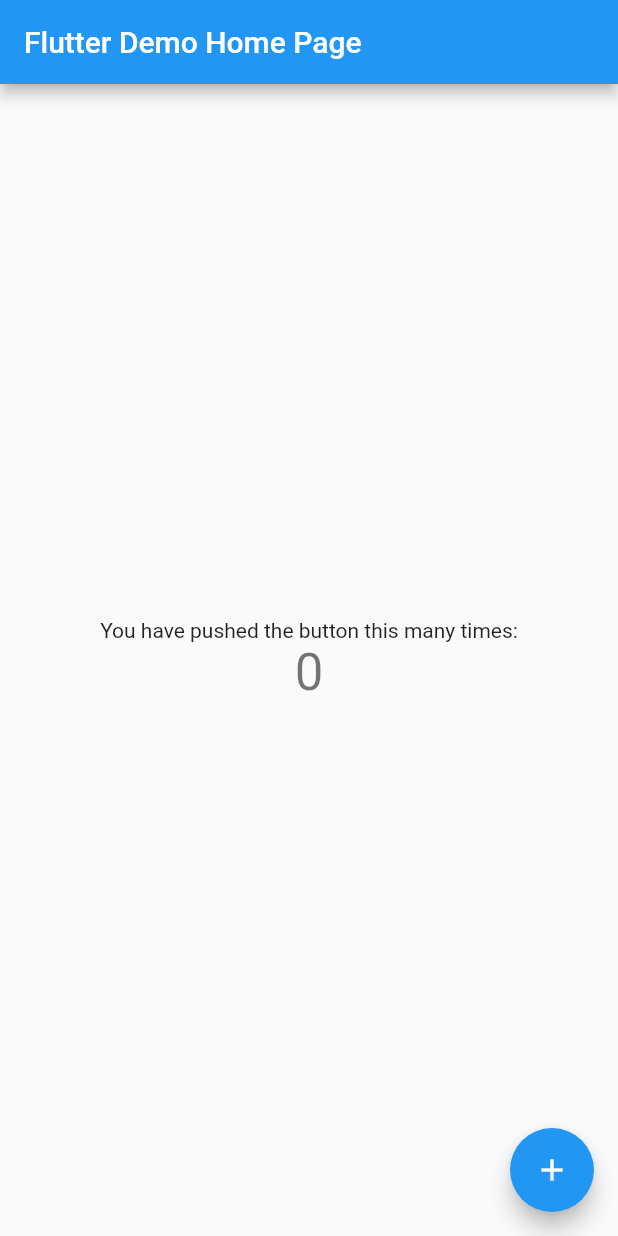
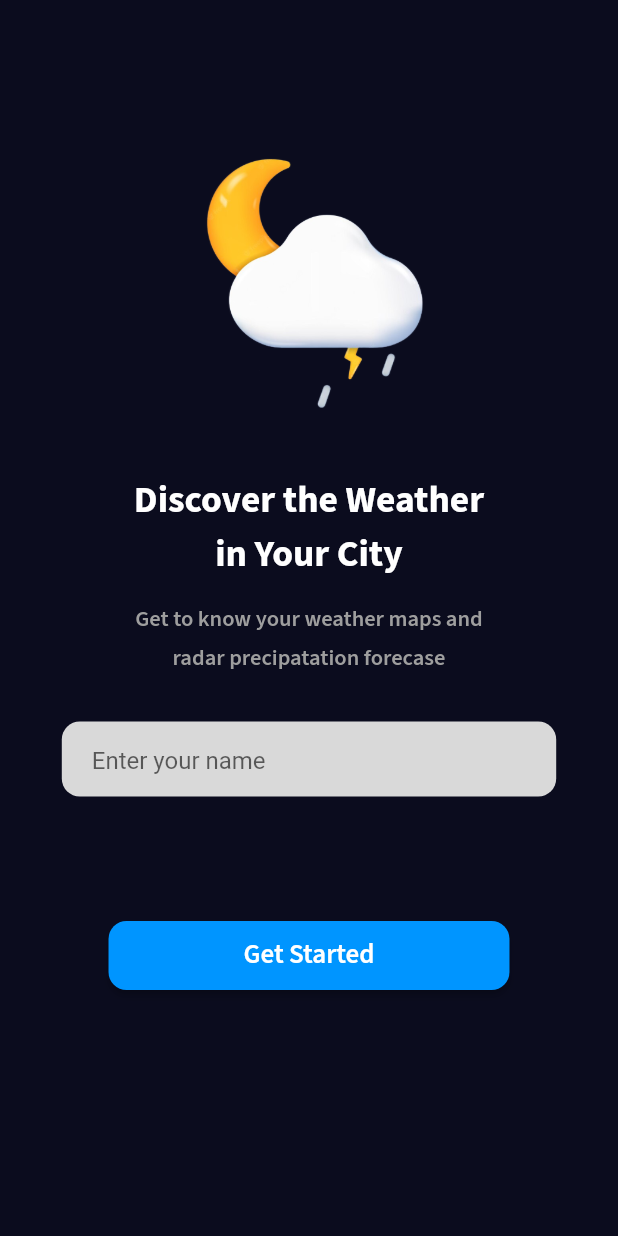
Before and after one commit to AthithyanKannan/WeatherApp, a Flutter app: the screen it shows after launch, on a phone screen of 412 x 824 dp. Run offline on Flutter 3.47's test engine with Material 2 defaults, Android fonts, the phone set to English and light mode, and no system bars; our stand-ins replace google_fonts.

Commit message:
ui initial

```diff
--- /dev/null
+++ b/lib/colors.dart
@@ -0,0 +1,3 @@
+import 'package:flutter/material.dart';
+
+Color backgroundColor =  const Color.fromRGBO(11, 12, 30, 1.0);
--- a/lib/main.dart
+++ b/lib/main.dart
@@ -1,115 +1,21 @@
 import 'package:flutter/material.dart';
+import 'package:weather_app/welcome_screen.dart';
 
-void main() {
+void main(List<String> args) {
   runApp(const MyApp());
 }
-
-class MyApp extends StatelessWidget {
+class MyApp extends StatefulWidget {
   const MyApp({super.key});
 
-  // This widget is the root of your application.
+  @override
+  State<MyApp> createState() => _MyAppState();
+}
+
+class _MyAppState extends State<MyApp> {
   @override
   Widget build(BuildContext context) {
-    return MaterialApp(
-      title: 'Flutter Demo',
-      theme: ThemeData(
-        // This is the theme of your application.
-        //
-        // Try running your application with "flutter run". You'll see the
-        // application has a blue toolbar. Then, without quitting the app, try
-        // changing the primarySwatch below to Colors.green and then invoke
-        // "hot reload" (press "r" in the console where you ran "flutter run",
-        // or simply save your changes to "hot reload" in a Flutter IDE).
-        // Notice that the counter didn't reset back to zero; the application
-        // is not restarted.
-        primarySwatch: Colors.blue,
-      ),
-      home: const MyHomePage(title: 'Flutter Demo Home Page'),
-    );
+    return const MaterialApp(
+      debugShowCheckedModeBanner: false,
+      home: WelcomeScreen());
   }
 }
-
-class MyHomePage extends StatefulWidget {
-  const MyHomePage({super.key, required this.title});
-
-  // This widget is the home page of your application. It is stateful, meaning
-  // that it has a State object (defined below) that contains fields that affect
-  // how it looks.
-
-  // This class is the configuration for the state. It holds the values (in this
-  // case the title) provided by the parent (in this case the App widget) and
-  // used by the build method of the State. Fields in a Widget subclass are
-  // always marked "final".
-
-  final String title;
-
-  @override
-  State<MyHomePage> createState() => _MyHomePageState();
-}
-
-class _MyHomePageState extends State<MyHomePage> {
-  int _counter = 0;
-
-  void _incrementCounter() {
-    setState(() {
-      // This call to setState tells the Flutter framework that something has
-      // changed in this State, which causes it to rerun the build method below
-      // so that the display can reflect the updated values. If we changed
-      // _counter without calling setState(), then the build method would not be
-      // called again, and so nothing would appear to happen.
-      _counter++;
-    });
-  }
-
-  @override
-  Widget build(BuildContext context) {
-    // This method is rerun every time setState is called, for instance as done
-    // by the _incrementCounter method above.
-    //
-    // The Flutter framework has been optimized to make rerunning build methods
-    // fast, so that you can just rebuild anything that needs updating rather
-    // than having to individually change instances of widgets.
-    return Scaffold(
-      appBar: AppBar(
-        // Here we take the value from the MyHomePage object that was created by
-        // the App.build method, and use it to set our appbar title.
-        title: Text(widget.title),
-      ),
-      body: Center(
-        // Center is a layout widget. It takes a single child and positions it
-        // in the middle of the parent.
-        child: Column(
-          // Column is also a layout widget. It takes a list of children and
-          // arranges them vertically. By default, it sizes itself to fit its
-          // children horizontally, and tries to be as tall as its parent.
-          //
-          // Invoke "debug painting" (press "p" in the console, choose the
-          // "Toggle Debug Paint" action from the Flutter Inspector in Android
-          // Studio, or the "Toggle Debug Paint" command in Visual Studio Code)
-          // to see the wireframe for each widget.
-          //
-          // Column has various properties to control how it sizes itself and
-          // how it positions its children. Here we use mainAxisAlignment to
-          // center the children vertically; the main axis here is the vertical
-          // axis because Columns are vertical (the cross axis would be
-          // horizontal).
-          mainAxisAlignment: MainAxisAlignment.center,
-          children: <Widget>[
-            const Text(
-              'You have pushed the button this many times:',
-            ),
-            Text(
-              '$_counter',
-              style: Theme.of(context).textTheme.headlineMedium,
-            ),
-          ],
-        ),
-      ),
-      floatingActionButton: FloatingActionButton(
-        onPressed: _incrementCounter,
-        tooltip: 'Increment',
-        child: const Icon(Icons.add),
-      ), // This trailing comma makes auto-formatting nicer for build methods.
-    );
-  }
-}
--- /dev/null
+++ b/lib/welcome_screen.dart
@@ -0,0 +1,139 @@
+import 'package:flutter/material.dart';
+import 'package:google_fonts/google_fonts.dart';
+import 'package:weather_app/report.dart';
+import 'colors.dart';
+
+class WelcomeScreen extends StatefulWidget {
+  const WelcomeScreen({super.key});
+
+  @override
+  State<WelcomeScreen> createState() => _WelcomeScreenState();
+}
+
+class _WelcomeScreenState extends State<WelcomeScreen> {
+  TextEditingController namecontroller = TextEditingController();
+  @override
+  Widget build(BuildContext context) {
+    return Scaffold(
+      backgroundColor: backgroundColor,
+      body: SingleChildScrollView(
+        child: Column(
+          mainAxisAlignment: MainAxisAlignment.start,
+          children: [
+            const SizedBox(
+              height: 90,
+            ),
+            const Center(
+              child: Image(
+                height: 200,
+                width: 200,
+                image: AssetImage(
+                  'assets/welcomeicon.png',
+                ),
+              ),
+            ),
+            const SizedBox(
+              height: 25.0,
+            ),
+             Text(
+              "Discover the Weather",
+              style: GoogleFonts.sourceSansPro(
+                  color: Colors.white,
+                  fontSize: 25.0,
+                  fontWeight: FontWeight.bold),
+            ),
+             Text(
+              "in Your City",
+              style: GoogleFonts.sourceSansPro(
+                  color: Colors.white,
+                  fontSize: 25.0,
+                  fontWeight: FontWeight.bold),
+            ),
+            const SizedBox(
+              height: 15.0,
+            ),
+             Text(
+              "Get to know your weather maps and",
+              style: GoogleFonts.sourceSansPro(
+                  color: Colors.grey,
+                  fontSize: 15.0,
+                  fontWeight: FontWeight.w600),
+            ),
+            const SizedBox(
+              height: 5.0,
+            ),
+             Text(
+              "radar precipatation forecase",
+              style: GoogleFonts.sourceSansPro(
+                  color: Colors.grey,
+                  fontSize: 15.0,
+                  fontWeight: FontWeight.w600),
+            ),
+            const SizedBox(
+              height: 20,
+            ),
+            textBox('Enter your name', namecontroller, TextInputType.name),
+            const SizedBox(
+              height: 70,
+            ),
+            ElevatedButton(
+              onPressed: () {
+                if (namecontroller.text.trim().isEmpty) {
+                  ScaffoldMessenger.of(context).showSnackBar(SnackBar(
+                    content: Text(
+                      'Name Field Required',
+                      style: GoogleFonts.sourceSansPro(
+                        fontWeight: FontWeight.w400,
+                      ),
+                    ),
+                    behavior: SnackBarBehavior.floating,
+                  ));
+                } else {
+                  Navigator.pushAndRemoveUntil(
+                      context,
+                      MaterialPageRoute(
+                        builder: (context) =>
+                            Report(name: namecontroller.text.trim()),
+                      ),
+                      (route) => false);
+                }
+              },
+              style: ElevatedButton.styleFrom(
+                  backgroundColor: const Color.fromRGBO(0, 149, 255, 1.0),
+                  padding: const EdgeInsets.symmetric(
+                      vertical: 10.0, horizontal: 90.0),
+                  shape: RoundedRectangleBorder(
+                      borderRadius: BorderRadius.circular(12.0)),
+                  textStyle: GoogleFonts.sourceSansPro(
+                    fontWeight: FontWeight.w600,
+                    fontSize: 18,
+                  )),
+              child: const Text('Get Started'),
+            )
+          ],
+        ),
+      ),
+    );
+  }
+
+  Widget textBox(
+      String hint, TextEditingController controller, TextInputType type) {
+    Size size = MediaQuery.of(context).size;
+    return Container(
+      padding: const EdgeInsets.symmetric(horizontal: 20, vertical: 5),
+      margin: const EdgeInsets.symmetric(vertical: 12),
+      width: size.width * 0.8,
+      decoration: BoxDecoration(
+          color: const Color.fromRGBO(217, 217, 217, 1.0),
+          borderRadius: BorderRadius.circular(12)),
+      height: 50,
+      child: TextFormField(
+        keyboardType: type,
+        cursorColor: Colors.black,
+        textCapitalization: TextCapitalization.sentences,
+        controller: controller,
+        decoration: InputDecoration(hintText: hint, border: InputBorder.none),
+      ),
+    );
+  }
+}
```
Also changed, not shown: lib/report.dart (added, +59 -0 lines), pubspec.yaml (+7 -14 lines), assets/fonts/OpenSans-Regular.ttf (added), assets/welcomeicon.png (added), pubspec.lock, 1 other file.
